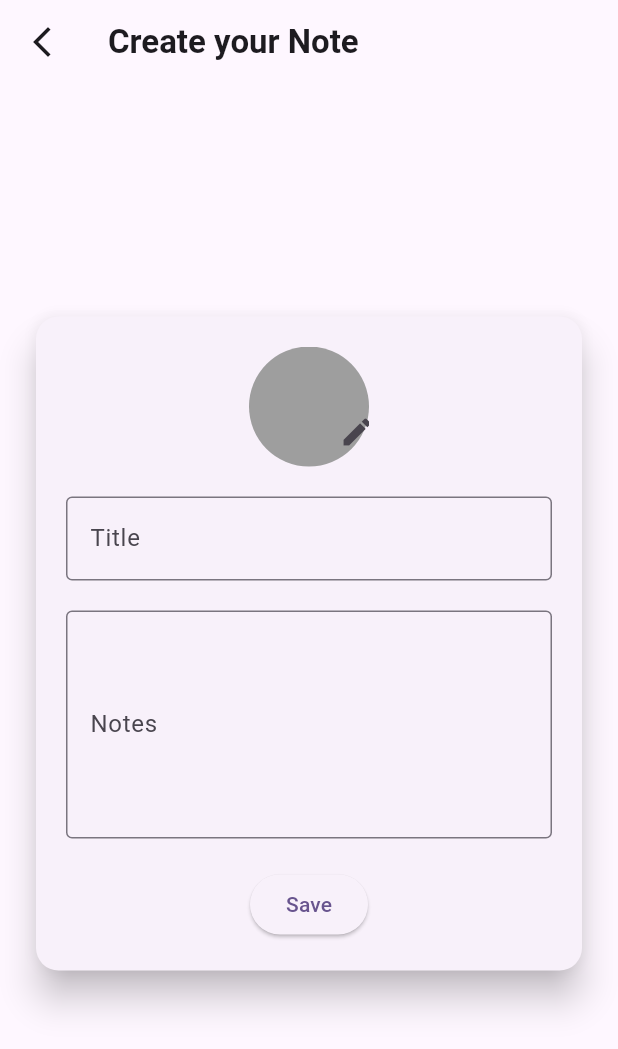
After one commit to VijiVijayakumar59/todolist, a Flutter app: the screen it shows after launch, after a tap on the "add" icon, on a phone screen of 412 x 824 dp. The commit adds this screen. Shown: the top 1049 px of the screen. Run offline on Flutter 3.47's test engine with Material 3 defaults, Android fonts, the phone set to English and light mode, and no system bars; our stand-ins replace get, hive, hive_flutter, image_picker; accounts and stored records are empty.

Commit message:
Data added

```diff
--- a/lib/main.dart
+++ b/lib/main.dart
@@ -1,9 +1,16 @@
 import 'package:flutter/material.dart';
 import 'package:get/get.dart';
+import 'package:hive/hive.dart';
+import 'package:hive_flutter/adapters.dart';
 import 'package:todolist/controller/image_controller.dart';
+import 'package:todolist/model/todo_model.dart';
 import 'package:todolist/view/home/screens/list_view.dart';
 
-void main() {
+void main() async {
+  WidgetsFlutterBinding.ensureInitialized();
+  await Hive.initFlutter();
+  Hive.registerAdapter(TodoModelAdapter());
+  await Hive.openBox("note_box");
   runApp(const MyApp());
 }
 
--- /dev/null
+++ b/lib/model/todo_model.dart
@@ -0,0 +1,14 @@
+import 'package:hive/hive.dart';
+part 'todo_model.g.dart';
+
+@HiveType(typeId: 1)
+class TodoModel extends HiveObject {
+  @HiveField(0)
+  String? title;
+  @HiveField(1)
+  String? note;
+  TodoModel({
+    this.note,
+    this.title,
+  });
+}
--- a/lib/view/home/screens/list_view.dart
+++ b/lib/view/home/screens/list_view.dart
@@ -1,14 +1,16 @@
 import 'dart:io';
-
 import 'package:flutter/material.dart';
 import 'package:get/get.dart';
+import 'package:hive/hive.dart';
 import 'package:todolist/controller/image_controller.dart';
 import 'package:todolist/view/edit/screens/edit_screen.dart';
+import 'package:todolist/view/home/widgets/create_note_widget.dart';
+import 'package:todolist/view/home/widgets/note_view_widget.dart';
 import 'package:todolist/view/home/widgets/alert_button.dart';
 import 'package:todolist/view/home/widgets/sizedBox.dart';
 
 class TodoListScreen extends StatelessWidget {
-  const TodoListScreen({super.key});
+  const TodoListScreen({Key? key});
 
   @override
   Widget build(BuildContext context) {
@@ -58,13 +60,23 @@ class TodoListScreen extends StatelessWidget {
             ),
           ],
         ),
-        body: GetBuilder<ImagePickerController>(
-          builder: (controller) => Column(
+        body: FutureBuilder(
+          future: Hive.openBox("note_box"),
+          builder: (context, AsyncSnapshot<Box<dynamic>> snapshot) {
+            if (snapshot.connectionState == ConnectionState.done) {
+              if (snapshot.hasError) {
+                return Center(
+                  child: Text("Error: ${snapshot.error}"),
+                );
+              } else {
+                final noteBox = Hive.box("note_box");
+                return Column(
                   children: [
                     Expanded(
                       child: ListView.builder(
-                  itemCount: 4,
+                        itemCount: noteBox.length,
                         itemBuilder: (context, index) {
+                          final note = noteBox.getAt(index) as Map;
                           return GestureDetector(
                             onTap: () {
                               showDialog(
@@ -76,36 +88,43 @@ class TodoListScreen extends StatelessWidget {
                                     ),
                                     elevation: 0,
                                     backgroundColor: Colors.transparent,
-                              child: contentBox(
+                                    child: noteView(
                                       context,
                                       imageController.pickedImageFile.value,
+                                      note['title'],
+                                      note['note'],
                                     ),
                                   );
                                 },
                               );
                             },
                             child: ListTile(
-                        title: const Text(
-                          "Title",
+                              title: Text(
+                                note['title'],
                                 style: TextStyle(
                                   fontWeight: FontWeight.w600,
                                 ),
                               ),
-                        leading: CircleAvatar(
+                              leading: Obx(() {
+                                return CircleAvatar(
                                   radius: 30,
-                          child: imageController.pickedImageFile.value != null
+                                  child:
+                                      imageController.pickedImageFile.value !=
+                                              null
                                           ? ClipOval(
                                               child: Image.file(
-                                    imageController.pickedImageFile.value!,
+                                                imageController
+                                                    .pickedImageFile.value!,
                                               ),
                                             )
-                              : Icon(
+                                          : const Icon(
                                               Icons.person,
                                               size: 30,
                                             ),
-                        ),
-                        subtitle: const Text(
-                          "Notes will be showing here",
+                                );
+                              }),
+                              subtitle: Text(
+                                note['note'],
                                 overflow: TextOverflow.ellipsis,
                               ),
                               trailing: PopupMenuButton<int>(
@@ -166,78 +185,30 @@ class TodoListScreen extends StatelessWidget {
                       ),
                     )
                   ],
+                );
+              }
+            } else {
+              return Center(
+                child: CircularProgressIndicator(),
+              );
+            }
+          },
+        ),
+        floatingActionButtonLocation: FloatingActionButtonLocation.centerDocked,
+        floatingActionButton: Padding(
+          padding: const EdgeInsets.all(8.0),
+          child: FloatingActionButton(
+            backgroundColor: const Color.fromARGB(255, 111, 13, 129),
+            onPressed: () {
+              Get.to(const CreateNoteScreen());
+            },
+            child: const Icon(
+              Icons.add,
+              color: Colors.white,
+            ),
           ),
         ),
       ),
     );
   }
-
-  contentBox(context, File? imageFile) {
-    return Stack(
-      children: <Widget>[
-        Container(
-          padding: const EdgeInsets.all(20),
-          margin: const EdgeInsets.only(top: 50),
-          decoration: BoxDecoration(
-            shape: BoxShape.rectangle,
-            color: Colors.white,
-            borderRadius: BorderRadius.circular(10),
-            boxShadow: const [
-              BoxShadow(
-                color: Colors.black,
-                offset: Offset(0, 10),
-                blurRadius: 10,
-              ),
-            ],
-          ),
-          child: Column(
-            mainAxisSize: MainAxisSize.min,
-            children: <Widget>[
-              const KHeight(size: 0.02),
-              const Text(
-                "Title",
-                style: TextStyle(fontSize: 20, fontWeight: FontWeight.w600),
-              ),
-              const SizedBox(height: 15),
-              const Text(
-                "Notes",
-                style: TextStyle(fontSize: 16),
-                textAlign: TextAlign.center,
-                maxLines: 15,
-              ),
-              const SizedBox(height: 22),
-              Align(
-                alignment: Alignment.bottomRight,
-                child: TextButton(
-                  onPressed: () {
-                    Navigator.of(context).pop();
-                  },
-                  child: const Text(
-                    "Close",
-                    style: TextStyle(fontSize: 18),
-                  ),
-                ),
-              ),
-            ],
-          ),
-        ),
-        Positioned(
-          top: 12,
-          left: MediaQuery.of(context).size.width / 2 - 70,
-          child: CircleAvatar(
-            radius: 34,
-            backgroundColor: Colors.blue,
-            backgroundImage: imageFile != null ? FileImage(imageFile) : null,
-            child: imageFile == null
-                ? Icon(
-                    Icons.person,
-                    size: 30,
-                    color: Colors.white,
-                  )
-                : null,
-          ),
-        ),
-      ],
-    );
 }
-}
--- /dev/null
+++ b/lib/view/home/widgets/create_note_widget.dart
@@ -0,0 +1,131 @@
+// ignore_for_file: avoid_print
+
+import 'package:flutter/material.dart';
+import 'package:get/get.dart';
+import 'package:hive/hive.dart';
+import 'package:todolist/controller/image_controller.dart';
+
+class CreateNoteScreen extends StatelessWidget {
+  const CreateNoteScreen({
+    super.key,
+  });
+
+  @override
+  Widget build(BuildContext context) {
+    TextEditingController titleController = TextEditingController();
+    TextEditingController noteController = TextEditingController();
+
+    final noteBox = Hive.box('note_box');
+
+    Future<void> createNote(Map<String, dynamic> newNote) async {
+      await noteBox.add(newNote);
+      print("Note count is ${noteBox.length}");
+    }
+
+    final ImagePickerController controller = Get.find();
+    return SafeArea(
+      child: Scaffold(
+        appBar: AppBar(
+          title: const Text(
+            'Create your Note',
+            style: TextStyle(fontWeight: FontWeight.w600),
+          ),
+          leading: IconButton(
+            onPressed: () {
+              Get.back(result: controller.pickedImageFile.value);
+            },
+            icon: const Icon(
+              Icons.arrow_back_ios_new,
+            ),
+          ),
+        ),
+        body: Center(
+          child: Padding(
+            padding: const EdgeInsets.only(
+              left: 20,
+              right: 20,
+              bottom: 30,
+              top: 8,
+            ),
+            child: SingleChildScrollView(
+              child: GetBuilder<ImagePickerController>(
+                builder: (controller) => Obx(
+                  () => Card(
+                    elevation: 10,
+                    shape: RoundedRectangleBorder(
+                      borderRadius: BorderRadius.circular(15.0),
+                    ),
+                    child: Padding(
+                      padding: const EdgeInsets.all(20.0),
+                      child: Column(
+                        mainAxisSize: MainAxisSize.min,
+                        children: <Widget>[
+                          Stack(
+                            children: [
+                              CircleAvatar(
+                                radius: 40,
+                                backgroundColor: Colors.grey,
+                                backgroundImage:
+                                    controller.pickedImageFile.value != null
+                                        ? FileImage(
+                                            controller.pickedImageFile.value!)
+                                        : null,
+                              ),
+                              Positioned(
+                                bottom: -1,
+                                left: 48,
+                                child: IconButton(
+                                  onPressed: () async {
+                                    await controller.pickImageFromGallery();
+                                  },
+                                  icon: const Icon(Icons.edit),
+                                ),
+                              )
+                            ],
+                          ),
+                          const SizedBox(height: 20),
+                          TextFormField(
+                            controller: titleController,
+                            decoration: const InputDecoration(
+                              labelText: 'Title',
+                              border: OutlineInputBorder(),
+                            ),
+                          ),
+                          const SizedBox(height: 20),
+                          TextFormField(
+                            controller: noteController,
+                            maxLines: 5,
+                            decoration: const InputDecoration(
+                              labelText: 'Notes',
+                              border: OutlineInputBorder(),
+                            ),
+                          ),
+                          const SizedBox(height: 20),
+                          ElevatedButton(
+                            onPressed: () async {
+                              createNote({
+                                "title": titleController.text,
+                                "note": noteController.text,
+                                "imagePath":
+                                    controller.pickedImageFile.value?.path ??
+                                        '',
+                              });
+                              titleController.text = '';
+                              noteController.text = '';
+                              Get.back();
+                            },
+                            child: const Text('Save'),
+                          ),
+                        ],
+                      ),
+                    ),
+                  ),
+                ),
+              ),
+            ),
+          ),
+        ),
+      ),
+    );
+  }
+}
--- a/pubspec.yaml
+++ b/pubspec.yaml
@@ -16,10 +16,15 @@ dependencies:
   hive: ^2.2.3
   get: ^4.6.6
   image_picker: ^1.0.7
+  share_plus: ^7.2.2
+  hive_flutter: ^1.1.0
+  hive_generator: ^2.0.1
+  path_provider: ^2.1.2
 
 dev_dependencies:
   flutter_test:
     sdk: flutter
+  build_runner: ^2.4.8
 
   flutter_lints: ^2.0.0
 
```
Also changed, not shown: lib/controller/todo_controller.dart (added, +15 -0 lines), lib/view/edit/screens/edit_screen.dart (+12 -6 lines), lib/view/home/widgets/note_view_widget.dart (added, +72 -0 lines), lib/model/todo_model.g.dart (added), pubspec.lock, 5 other files. Lines whose indentation alone changed are shown as unchanged.
